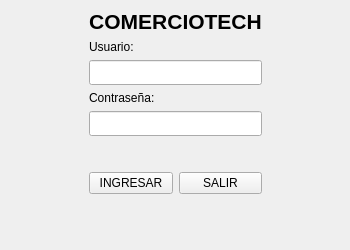
The window that login.ui (TheDoyleDog/Eva-data) describes before a commit, drawn with Qt 5.
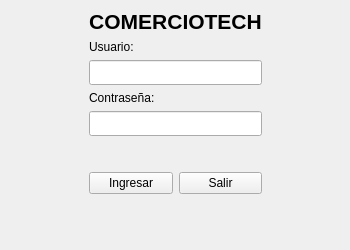
The same window after the commit.

What changed in the file:
```diff
--- a/login.ui
+++ b/login.ui
@@ -50,14 +50,14 @@
     <item row="4" column="1">
      <widget class="QPushButton" name="btnIngresar">
       <property name="text">
-       <string>INGRESAR</string>
+       <string>Ingresar</string>
       </property>
      </widget>
     </item>
     <item row="4" column="2">
      <widget class="QPushButton" name="btnSalir">
       <property name="text">
-       <string>SALIR</string>
+       <string>Salir</string>
       </property>
      </widget>
     </item>
```
